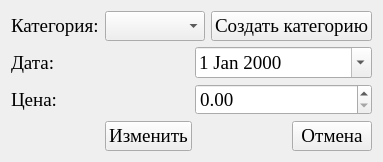
Old version of the form ui/edit_dialog.ui in the repository SwiftyKey/CostAccounting.
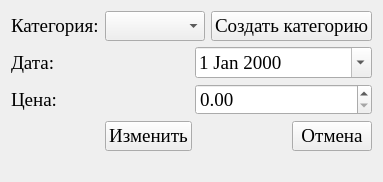
New version of the form.

```diff
--- a/ui/edit_dialog.ui
+++ b/ui/edit_dialog.ui
@@ -179,6 +179,13 @@
      </item>
     </layout>
    </item>
+   <item>
+    <widget class="QLabel" name="status">
+     <property name="text">
+      <string/>
+     </property>
+    </widget>
+   </item>
   </layout>
  </widget>
  <resources/>
```
